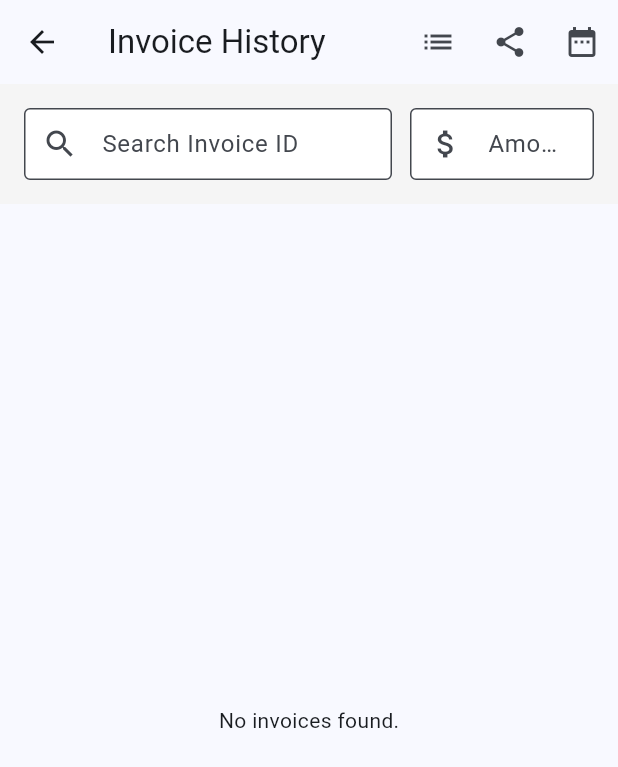
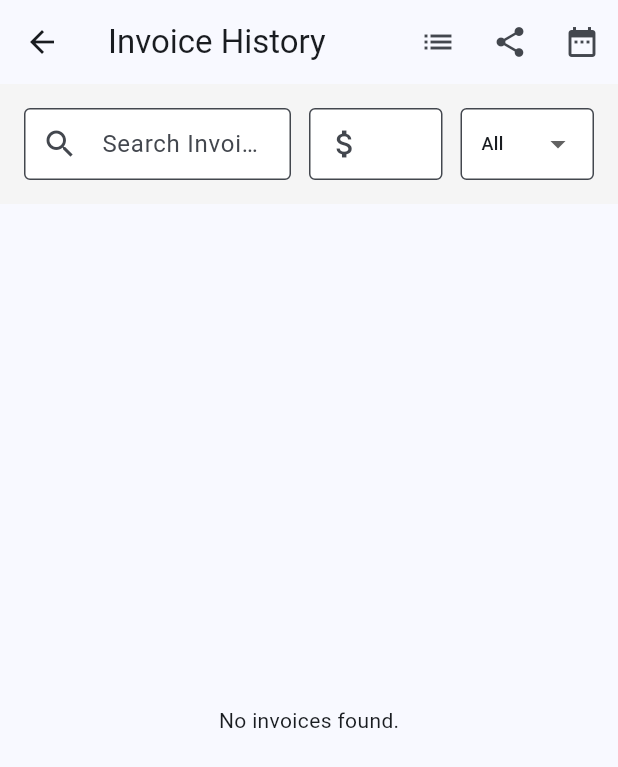
Before and after one commit to DonAramide/Involve_APP, a Flutter app: the InvoiceHistoryPage screen opened directly, after a tap on the "table chart" icon, on a phone screen of 412 x 824 dp. Shown: the top 767 px of the screen. Run offline on Flutter 3.47's test engine with Material 3 defaults, Android fonts, the light colour scheme and no system bars; our stand-ins replace drift, drift_sqflite, equatable, file_picker, flutter_bloc, flutter_blue_plus and 4 more; missing offline and left inert: base32, blue_thermal_printer, esc_pos_utils_plus, usb_serial; accounts and stored records are empty; generated files the repository leaves out were written again.

Commit message:
Implement Payment Method tracker: support for Cash, POS, and Transfer across invoices, history, and sales reports

```diff
--- a/lib/features/invoicing/data/models/invoice_table.dart
+++ b/lib/features/invoicing/data/models/invoice_table.dart
@@ -13,6 +13,7 @@
   TextColumn get paymentStatus => text()(); // e.g., 'Paid', 'Pending'
   TextColumn get customerName => text().nullable()();
   TextColumn get customerAddress => text().nullable()();
+  TextColumn get paymentMethod => text().nullable()(); // 'Cash', 'POS', 'Transfer'
 }
 
 @DataClassName('InvoiceItemTable')
--- a/lib/features/invoicing/data/repositories/invoice_repository_impl.dart
+++ b/lib/features/invoicing/data/repositories/invoice_repository_impl.dart
@@ -23,6 +23,7 @@
               paymentStatus: invoice.paymentStatus,
               customerName: Value(invoice.customerName),
               customerAddress: Value(invoice.customerAddress),
+              paymentMethod: Value(invoice.paymentMethod),
             ),
           );
 
@@ -102,6 +103,7 @@
         paymentStatus: row.paymentStatus,
         customerName: row.customerName,
         customerAddress: row.customerAddress,
+        paymentMethod: row.paymentMethod,
       ));
     }
     return result;
--- a/lib/features/invoicing/domain/entities/invoice.dart
+++ b/lib/features/invoicing/domain/entities/invoice.dart
@@ -46,6 +46,7 @@
   final String paymentStatus;
   final String? customerName;
   final String? customerAddress;
+  final String? paymentMethod; // 'Cash', 'POS', 'Transfer'
 
   const Invoice({
     this.id,
@@ -59,6 +60,7 @@
     required this.paymentStatus,
     this.customerName,
     this.customerAddress,
+    this.paymentMethod,
   });
 
   @override
@@ -74,5 +76,6 @@
         paymentStatus,
         customerName,
         customerAddress,
+        paymentMethod,
       ];
 }
--- a/lib/features/invoicing/domain/services/report_generator.dart
+++ b/lib/features/invoicing/domain/services/report_generator.dart
@@ -73,7 +73,8 @@
                 0: const pw.FlexColumnWidth(2), // Date
                 1: const pw.FlexColumnWidth(3), // Invoice #
                 2: const pw.FlexColumnWidth(3), // Customer
-                3: const pw.FlexColumnWidth(2), // Amount
+                3: const pw.FlexColumnWidth(2), // Method
+                4: const pw.FlexColumnWidth(2), // Amount
               },
               children: [
                 // Table Header
@@ -83,6 +84,7 @@
                     _tableHeader('Date'),
                     _tableHeader('Invoice ID'),
                     _tableHeader('Customer'),
+                    _tableHeader('Method'),
                     _tableHeader('Amount'),
                   ],
                 ),
@@ -93,6 +95,7 @@
                       _tableCell(DateFormat('yyyy-MM-dd HH:mm').format(invoice.dateCreated)),
                       _tableCell(invoice.invoiceNumber),
                       _tableCell(invoice.customerName ?? '-'),
+                      _tableCell(invoice.paymentMethod ?? '-'),
                       _tableCell(CurrencyFormatter.formatWithSymbol(invoice.totalAmount, symbol: settings.currency), align: pw.Alignment.centerRight),
                     ],
                   );
--- a/lib/features/invoicing/domain/templates/concrete_templates.dart
+++ b/lib/features/invoicing/domain/templates/concrete_templates.dart
@@ -29,6 +29,7 @@
       if (settings.phone.isNotEmpty) TextCommand('Tel: ${settings.phone}', align: 'center'),
       TextCommand('Date: ${invoice.dateCreated.toString().split('.')[0]}', align: 'center'),
       TextCommand('Invoice: ${invoice.invoiceNumber}', align: 'center'),
+      if (invoice.paymentMethod != null) TextCommand('Method: ${invoice.paymentMethod}', align: 'center'),
       DividerCommand(),
       ...invoice.items.map((item) {
         final name = item.item.name;
@@ -103,6 +104,7 @@
       TextCommand('INVOICE DETAIL', align: 'center', isBold: true),
       TextCommand('Number: ${invoice.invoiceNumber}'),
       TextCommand('Date: ${invoice.dateCreated.toString().split('.')[0]}'),
+      if (invoice.paymentMethod != null) TextCommand('Payment Method: ${invoice.paymentMethod}'),
       DividerCommand(),
       ...invoice.items.map((item) {
         // Detailed shows Name on one line, then Qty/Price on another
--- a/lib/features/invoicing/presentation/bloc/invoice_bloc.dart
+++ b/lib/features/invoicing/presentation/bloc/invoice_bloc.dart
@@ -19,6 +19,7 @@
     on<ResetInvoice>(_onReset);
     on<UpdateInvoiceSettings>(_onUpdateSettings);
     on<UpdateCustomerInfo>(_onUpdateCustomer);
+    on<UpdatePaymentMethod>(_onUpdatePaymentMethod);
   }
 
   void _onAddItem(AddItemToInvoice event, Emitter<InvoiceState> emit) {
@@ -67,6 +68,7 @@
         paymentStatus: 'Paid',
         customerName: state.customerName,
         customerAddress: state.customerAddress,
+        paymentMethod: state.paymentMethod,
       );
 
       await repository.saveInvoice(invoice);
@@ -89,6 +91,10 @@
       customerName: event.name,
       customerAddress: event.address,
     ));
+  }
+
+  void _onUpdatePaymentMethod(UpdatePaymentMethod event, Emitter<InvoiceState> emit) {
+    emit(state.copyWith(paymentMethod: event.paymentMethod));
   }
 
   void _onUpdateSettings(UpdateInvoiceSettings event, Emitter<InvoiceState> emit) {
--- a/lib/features/invoicing/presentation/bloc/invoice_state.dart
+++ b/lib/features/invoicing/presentation/bloc/invoice_state.dart
@@ -38,6 +38,13 @@
   List<Object?> get props => [name, address];
 }
 
+class UpdatePaymentMethod extends InvoiceEvent {
+  final String? paymentMethod;
+  UpdatePaymentMethod(this.paymentMethod);
+  @override
+  List<Object?> get props => [paymentMethod];
+}
+
 class SaveInvoice extends InvoiceEvent {}
 
 class ResetInvoice extends InvoiceEvent {}
@@ -70,6 +77,7 @@
   final bool discountEnabled;
   final String? customerName;
   final String? customerAddress;
+  final String? paymentMethod;
 
   const InvoiceState({
     this.items = const [],
@@ -85,6 +93,7 @@
     this.discountEnabled = true,
     this.customerName,
     this.customerAddress,
+    this.paymentMethod,
   });
 
   InvoiceState copyWith({
@@ -101,6 +110,7 @@
     bool? discountEnabled,
     String? customerName,
     String? customerAddress,
+    String? paymentMethod,
   }) {
     return InvoiceState(
       items: items ?? this.items,
@@ -116,6 +126,7 @@
       discountEnabled: discountEnabled ?? this.discountEnabled,
       customerName: customerName ?? this.customerName,
       customerAddress: customerAddress ?? this.customerAddress,
+      paymentMethod: paymentMethod ?? this.paymentMethod,
     );
   }
 
@@ -134,5 +145,6 @@
         discountEnabled,
         customerName,
         customerAddress,
+        paymentMethod,
       ];
 }
--- a/lib/features/invoicing/presentation/history/bloc/history_bloc.dart
+++ b/lib/features/invoicing/presentation/history/bloc/history_bloc.dart
@@ -32,9 +32,19 @@
         ).toList();
       }
 
+      if (event.paymentMethod != null && event.paymentMethod != 'All') {
+        invoices = invoices.where((inv) => inv.paymentMethod == event.paymentMethod).toList();
+      }
+
       final totalSales = invoices.fold<double>(0, (sum, inv) => sum + inv.totalAmount);
 
-      emit(HistoryLoaded(invoices, totalSales: totalSales, query: event.query, amount: event.amount));
+      emit(HistoryLoaded(
+        invoices,
+        totalSales: totalSales,
+        query: event.query,
+        amount: event.amount,
+        paymentMethod: event.paymentMethod,
+      ));
     } catch (e) {
       emit(HistoryError('Failed to load history: ${e.toString()}'));
     }
--- a/lib/features/invoicing/presentation/history/bloc/history_state.dart
+++ b/lib/features/invoicing/presentation/history/bloc/history_state.dart
@@ -12,11 +12,12 @@
   final DateTime? end;
   final String? query;
   final double? amount;
+  final String? paymentMethod;
 
-  LoadHistory({this.start, this.end, this.query, this.amount});
+  LoadHistory({this.start, this.end, this.query, this.amount, this.paymentMethod});
 
   @override
-  List<Object?> get props => [start, end, query, amount];
+  List<Object?> get props => [start, end, query, amount, paymentMethod];
 }
 
 // States
@@ -32,11 +33,12 @@
   final double totalSales;
   final String? query;
   final double? amount;
+  final String? paymentMethod;
 
-  HistoryLoaded(this.invoices, {this.totalSales = 0.0, this.query, this.amount});
+  HistoryLoaded(this.invoices, {this.totalSales = 0.0, this.query, this.amount, this.paymentMethod});
 
   @override
-  List<Object?> get props => [invoices, totalSales, query, amount];
+  List<Object?> get props => [invoices, totalSales, query, amount, paymentMethod];
 }
 class HistoryError extends HistoryState {
   final String message;
--- a/lib/features/invoicing/presentation/history/pages/invoice_history_page.dart
+++ b/lib/features/invoicing/presentation/history/pages/invoice_history_page.dart
@@ -131,6 +131,7 @@
                   end: _selectedRange?.end,
                   query: value,
                   amount: currentAmount,
+                  paymentMethod: state is HistoryLoaded ? state.paymentMethod : null,
                 ));
               },
             ),
@@ -155,9 +156,15 @@
                   end: _selectedRange?.end,
                   query: currentQuery,
                   amount: amount,
+                  paymentMethod: state is HistoryLoaded ? state.paymentMethod : null,
                 ));
               },
             ),
+          ),
+          const SizedBox(width: 12),
+          Expanded(
+            flex: 1,
+            child: _buildPaymentMethodFilter(context, state),
           ),
         ],
       ),
@@ -169,7 +176,7 @@
       margin: const EdgeInsets.symmetric(horizontal: 16, vertical: 8),
       child: ExpansionTile(
         title: Text('${invoice.invoiceNumber}'),
-        subtitle: Text('Date: ${invoice.dateCreated.toString().split('.')[0]} • Total: ${CurrencyFormatter.formatWithSymbol(invoice.totalAmount, symbol: context.read<SettingsBloc>().state.settings?.currency ?? '₦')}'),
+        subtitle: Text('Date: ${invoice.dateCreated.toString().split('.')[0]} • ${invoice.paymentMethod ?? "N/A"} • Total: ${CurrencyFormatter.formatWithSymbol(invoice.totalAmount, symbol: context.read<SettingsBloc>().state.settings?.currency ?? '₦')}'),
         children: [
           ...invoice.items.map((item) => ListTile(
                 dense: true,
@@ -210,6 +217,7 @@
             DataColumn(label: Text('Invoice ID', style: TextStyle(fontWeight: FontWeight.bold))),
             DataColumn(label: Text('Date', style: TextStyle(fontWeight: FontWeight.bold))),
             DataColumn(label: Text('Customer', style: TextStyle(fontWeight: FontWeight.bold))),
+            DataColumn(label: Text('Method', style: TextStyle(fontWeight: FontWeight.bold))),
             DataColumn(label: Text('Amount', style: TextStyle(fontWeight: FontWeight.bold))),
           ],
           rows: state.invoices.map((invoice) {
@@ -218,6 +226,7 @@
                 DataCell(Text(invoice.invoiceNumber, style: const TextStyle(fontSize: 12))),
                 DataCell(Text(invoice.dateCreated.toString().split(' ')[0], style: const TextStyle(fontSize: 12))),
                 DataCell(Text(invoice.customerName ?? '-', style: const TextStyle(fontSize: 12))),
+                DataCell(Text(invoice.paymentMethod ?? '-', style: const TextStyle(fontSize: 12))),
                 DataCell(Text(CurrencyFormatter.formatWithSymbol(invoice.totalAmount, symbol: currency), style: const TextStyle(fontSize: 12, fontWeight: FontWeight.bold))),
               ],
               onSelectChanged: (selected) {
@@ -336,6 +345,37 @@
     }
   }
 
+  Widget _buildPaymentMethodFilter(BuildContext context, HistoryState state) {
+    String? currentMethod;
+    if (state is HistoryLoaded) {
+      currentMethod = state.paymentMethod;
+    }
+
+    return DropdownButtonFormField<String>(
+      value: currentMethod ?? 'All',
+      decoration: const InputDecoration(
+        border: OutlineInputBorder(),
+        filled: true,
+        fillColor: Colors.white,
+        contentPadding: EdgeInsets.symmetric(horizontal: 10),
+      ),
+      items: ['All', 'Cash', 'POS', 'Transfer'].map((method) {
+        return DropdownMenuItem(value: method, child: Text(method, style: const TextStyle(fontSize: 12)));
+      }).toList(),
+      onChanged: (value) {
+        if (state is HistoryLoaded) {
+          context.read<HistoryBloc>().add(LoadHistory(
+                start: _selectedRange?.start,
+                end: _selectedRange?.end,
+                query: state.query,
+                amount: state.amount,
+                paymentMethod: value,
+              ));
+        }
+      },
+    );
+  }
+
   Widget _buildTotalSummary(BuildContext context, HistoryLoaded state) {
     final currency = context.read<SettingsBloc>().state.settings?.currency ?? '₦';
     return Container(
--- a/lib/features/settings/data/models/settings_table.dart
+++ b/lib/features/settings/data/models/settings_table.dart
@@ -26,6 +26,7 @@
   BoolColumn get showAccountDetails => boolean().withDefault(const Constant(false))();
   TextColumn get receiptFooter => text().withDefault(const Constant('Thank you!'))();
   BoolColumn get showSignatureSpace => boolean().withDefault(const Constant(false))();
+  BoolColumn get paymentMethodsEnabled => boolean().withDefault(const Constant(false))();
 
   // Security lockout columns
   IntColumn get failedAttempts => integer().withDefault(const Constant(0))();
--- a/lib/features/settings/data/repositories/settings_repository_impl.dart
+++ b/lib/features/settings/data/repositories/settings_repository_impl.dart
@@ -56,6 +56,7 @@
             lockedAt: Value(settings.lockedAt),
             receiptFooter: Value(settings.receiptFooter),
             showSignatureSpace: Value(settings.showSignatureSpace),
+            paymentMethodsEnabled: Value(settings.paymentMethodsEnabled),
           ),
         );
   }
@@ -87,6 +88,7 @@
       lockedAt: row.lockedAt,
       receiptFooter: row.receiptFooter,
       showSignatureSpace: row.showSignatureSpace,
+      paymentMethodsEnabled: row.paymentMethodsEnabled,
     );
   }
 }
--- a/lib/features/settings/domain/entities/settings.dart
+++ b/lib/features/settings/domain/entities/settings.dart
@@ -24,6 +24,7 @@
   final bool isLocked;
   final DateTime? lockedAt;
   final bool showSignatureSpace;
+  final bool paymentMethodsEnabled;
 
   // Account Details
   final String? bankName;
@@ -59,6 +60,7 @@
     this.lockedAt,
     this.receiptFooter = 'Thank you!',
     this.showSignatureSpace = false,
+    this.paymentMethodsEnabled = false,
   });
 
   AppSettings copyWith({
@@ -87,6 +89,7 @@
     DateTime? lockedAt,
     String? receiptFooter,
     bool? showSignatureSpace,
+    bool? paymentMethodsEnabled,
   }) {
     return AppSettings(
       id: id ?? this.id,
@@ -114,6 +117,7 @@
       lockedAt: lockedAt ?? this.lockedAt,
       receiptFooter: receiptFooter ?? this.receiptFooter,
       showSignatureSpace: showSignatureSpace ?? this.showSignatureSpace,
+      paymentMethodsEnabled: paymentMethodsEnabled ?? this.paymentMethodsEnabled,
     );
   }
 
@@ -144,5 +148,6 @@
         lockedAt,
         receiptFooter,
         showSignatureSpace,
+        paymentMethodsEnabled,
       ];
 }
--- a/lib/features/settings/presentation/pages/settings_page.dart
+++ b/lib/features/settings/presentation/pages/settings_page.dart
@@ -78,6 +78,7 @@
                 _buildSwitchTile('Enable Discounts', settings.discountEnabled, (val) => _update(context, settings.copyWith(discountEnabled: val))),
                 _buildSwitchTile('Allow Price Updates', settings.allowPriceUpdates, (val) => _update(context, settings.copyWith(allowPriceUpdates: val))),
                 _buildSwitchTile('Confirm Item Price on Selection', settings.confirmPriceOnSelection, (val) => _update(context, settings.copyWith(confirmPriceOnSelection: val))),
+                _buildSwitchTile('Enable Payment Methods (Cash/POS/Transfer)', settings.paymentMethodsEnabled, (val) => _update(context, settings.copyWith(paymentMethodsEnabled: val))),
                 _buildDropdownTile(
                   context,
                   'Currency',
```
Also changed, not shown: lib/features/invoicing/presentation/widgets/invoice_preview_dialog.dart (+45 -2 lines), lib/features/stock/data/datasources/app_database.g.dart.
